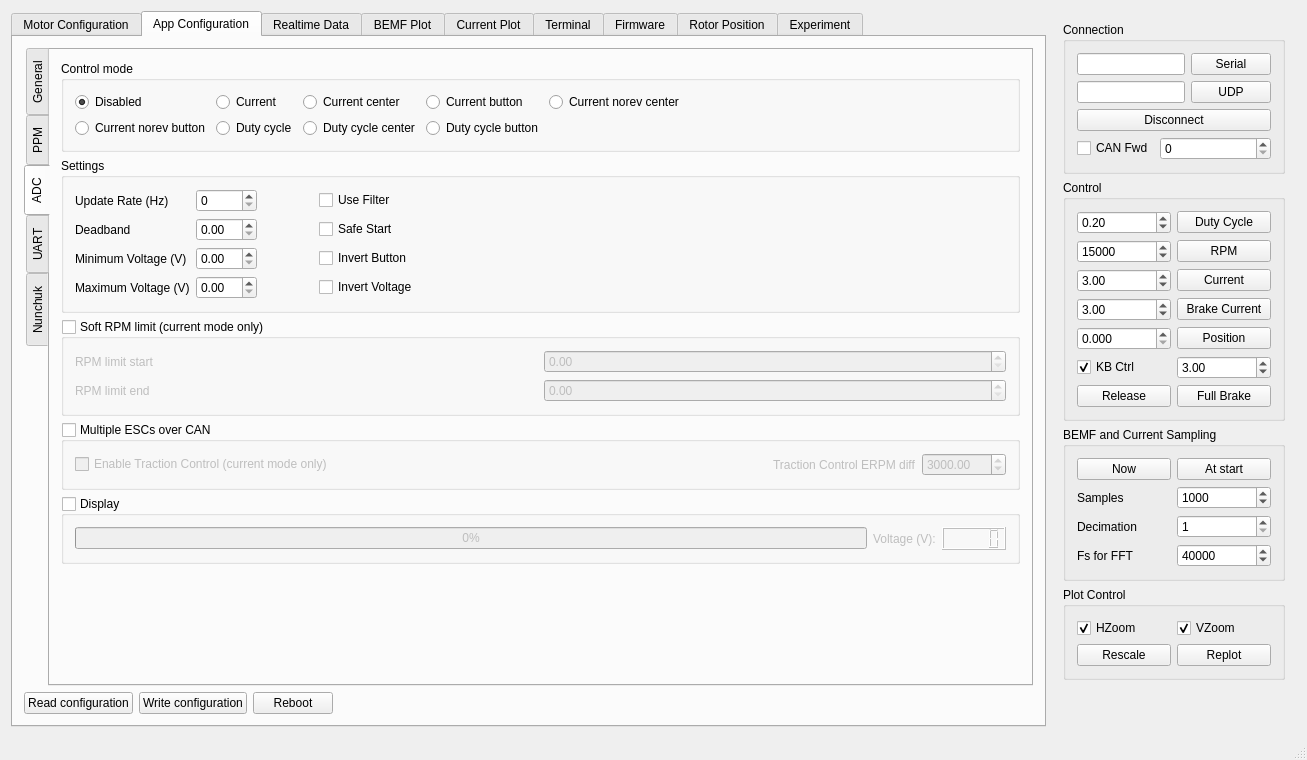
First picture: the form in mainwindow.ui, repository vedderb/bldc-tool, before the edit.
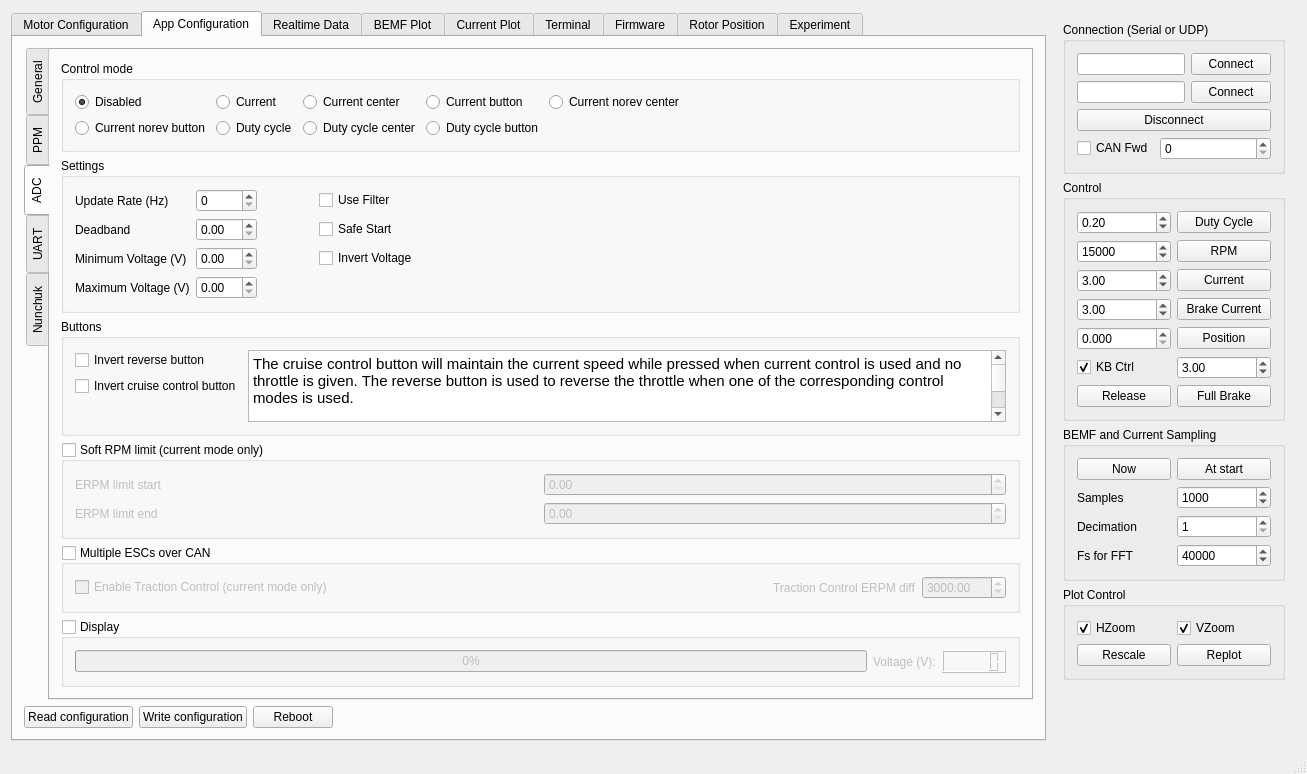
Second picture: the form after the edit. The open tabs and pages were chosen to show the change. Custom widgets are drawn as their Qt base class.

Diff of the .ui file:
```diff
--- a/mainwindow.ui
+++ b/mainwindow.ui
@@ -7,7 +7,7 @@
     <x>0</x>
     <y>0</y>
     <width>1307</width>
-    <height>760</height>
+    <height>771</height>
    </rect>
   </property>
   <property name="sizePolicy">
@@ -1168,6 +1168,12 @@
                <layout class="QHBoxLayout" name="horizontalLayout_39">
                 <item>
                  <widget class="QGroupBox" name="groupBox_15">
+                  <property name="sizePolicy">
+                   <sizepolicy hsizetype="Preferred" vsizetype="Fixed">
+                    <horstretch>0</horstretch>
+                    <verstretch>0</verstretch>
+                   </sizepolicy>
+                  </property>
                   <property name="title">
                    <string>Speed control</string>
                   </property>
@@ -1249,6 +1255,12 @@
                 </item>
                 <item>
                  <widget class="QGroupBox" name="groupBox_30">
+                  <property name="sizePolicy">
+                   <sizepolicy hsizetype="Preferred" vsizetype="Fixed">
+                    <horstretch>0</horstretch>
+                    <verstretch>0</verstretch>
+                   </sizepolicy>
+                  </property>
                   <property name="title">
                    <string>Position control</string>
                   </property>
@@ -1865,14 +1877,14 @@
                  <item row="0" column="0">
                   <widget class="QLabel" name="label_47">
                    <property name="text">
-                    <string>RPM limit start</string>
+                    <string>ERPM limit start</string>
                    </property>
                   </widget>
                  </item>
                  <item row="1" column="0">
                   <widget class="QLabel" name="label_48">
                    <property name="text">
-                    <string>RPM limit end</string>
+                    <string>ERPM limit end</string>
                    </property>
                   </widget>
                  </item>
@@ -2150,26 +2162,6 @@
                    </property>
                   </widget>
                  </item>
-                 <item row="2" column="3">
-                  <widget class="QCheckBox" name="appconfAdcInvertButtonBox">
-                   <property name="text">
-                    <string>Invert Button</string>
-                   </property>
-                  </widget>
-                 </item>
-                 <item row="0" column="4">
-                  <spacer name="horizontalSpacer_18">
-                   <property name="orientation">
-                    <enum>Qt::Horizontal</enum>
-                   </property>
-                   <property name="sizeHint" stdset="0">
-                    <size>
-                     <width>40</width>
-                     <height>20</height>
-                    </size>
-                   </property>
-                  </spacer>
-                 </item>
                  <item row="0" column="0">
                   <widget class="QLabel" name="label_78">
                    <property name="text">
@@ -2177,15 +2169,18 @@
                    </property>
                   </widget>
                  </item>
-                 <item row="1" column="3">
-                  <widget class="QCheckBox" name="appconfAdcSafeStartBox">
-                   <property name="toolTip">
-                    <string>&lt;html&gt;&lt;head/&gt;&lt;body&gt;&lt;p&gt;Don't give throttle unless the received output has been 0 for at leas 50 pulses. The counter is reset on boot, every time a new configuration is loaded and when a timeout occurs.&lt;/p&gt;&lt;/body&gt;&lt;/html&gt;</string>
+                 <item row="0" column="5">
+                  <spacer name="horizontalSpacer_18">
+                   <property name="orientation">
+                    <enum>Qt::Horizontal</enum>
                    </property>
-                   <property name="text">
-                    <string>Safe Start</string>
+                   <property name="sizeHint" stdset="0">
+                    <size>
+                     <width>40</width>
+                     <height>20</height>
+                    </size>
                    </property>
-                  </widget>
+                  </spacer>
                  </item>
                  <item row="1" column="0">
                   <widget class="QLabel" name="label_76">
@@ -2204,13 +2199,6 @@
                    </property>
                   </widget>
                  </item>
-                 <item row="3" column="3">
-                  <widget class="QCheckBox" name="appconfAdcInvertVoltageBox">
-                   <property name="text">
-                    <string>Invert Voltage</string>
-                   </property>
-                  </widget>
-                 </item>
                  <item row="0" column="3">
                   <widget class="QCheckBox" name="appconfAdcFilterBox">
                    <property name="toolTip">
@@ -2231,6 +2219,72 @@
                    </property>
                   </widget>
                  </item>
+                 <item row="1" column="3">
+                  <widget class="QCheckBox" name="appconfAdcSafeStartBox">
+                   <property name="toolTip">
+                    <string>&lt;html&gt;&lt;head/&gt;&lt;body&gt;&lt;p&gt;Don't give throttle unless the received output has been 0 for at leas 50 pulses. The counter is reset on boot, every time a new configuration is loaded and when a timeout occurs.&lt;/p&gt;&lt;/body&gt;&lt;/html&gt;</string>
+                   </property>
+                   <property name="text">
+                    <string>Safe Start</string>
+                   </property>
+                  </widget>
+                 </item>
+                 <item row="2" column="3">
+                  <widget class="QCheckBox" name="appconfAdcInvertVoltageBox">
+                   <property name="text">
+                    <string>Invert Voltage</string>
+                   </property>
+                  </widget>
+                 </item>
+                </layout>
+               </widget>
+              </item>
+              <item>
+               <widget class="QGroupBox" name="groupBox_36">
+                <property name="title">
+                 <string>Buttons</string>
+                </property>
+                <layout class="QGridLayout" name="gridLayout_35">
+                 <item row="2" column="0">
+                  <widget class="QCheckBox" name="appconfAdcInvertRevButtonBox">
+                   <property name="text">
+                    <string>Invert reverse button</string>
+                   </property>
+                  </widget>
+                 </item>
+                 <item row="3" column="0">
+                  <widget class="QCheckBox" name="appconfAdcInvertCcButtonBox">
+                   <property name="text">
+                    <string>Invert cruise control button</string>
+                   </property>
+                  </widget>
+                 </item>
+                 <item row="4" column="0">
+                  <spacer name="verticalSpacer_12">
+                   <property name="orientation">
+                    <enum>Qt::Vertical</enum>
+                   </property>
+                   <property name="sizeHint" stdset="0">
+                    <size>
+                     <width>20</width>
+                     <height>40</height>
+                    </size>
+                   </property>
+                  </spacer>
+                 </item>
+                 <item row="2" column="1" rowspan="3">
+                  <widget class="QTextBrowser" name="textBrowser_2">
+                   <property name="html">
+                    <string>&lt;!DOCTYPE HTML PUBLIC &quot;-//W3C//DTD HTML 4.0//EN&quot; &quot;http://www.w3.org/TR/REC-html40/strict.dtd&quot;&gt;
+&lt;html&gt;&lt;head&gt;&lt;meta name=&quot;qrichtext&quot; content=&quot;1&quot; /&gt;&lt;style type=&quot;text/css&quot;&gt;
+p, li { white-space: pre-wrap; }
+&lt;/style&gt;&lt;/head&gt;&lt;body style=&quot; font-family:'Ubuntu'; font-size:11pt; font-weight:400; font-style:normal;&quot;&gt;
+&lt;p style=&quot; margin-top:0px; margin-bottom:0px; margin-left:0px; margin-right:0px; -qt-block-indent:0; text-indent:0px;&quot;&gt;The cruise control button will maintain the current speed while pressed when current control is used and no throttle is given. The reverse button is used to reverse the throttle when one of the corresponding control modes is used.&lt;/p&gt;
+&lt;p style=&quot;-qt-paragraph-type:empty; margin-top:0px; margin-bottom:0px; margin-left:0px; margin-right:0px; -qt-block-indent:0; text-indent:0px;&quot;&gt;&lt;br /&gt;&lt;/p&gt;
+&lt;p style=&quot; margin-top:0px; margin-bottom:0px; margin-left:0px; margin-right:0px; -qt-block-indent:0; text-indent:0px;&quot;&gt;When only the ADC app is used, the TX pin is used for the cruise control button and the RX pin is used for the reverse button. When the ADC and UART apps are used at the same time, the servo input will be used as the button. In this case it will be used for the reverse button when a control mode with button is selected, otherwise it will be used for the cruise control button.&lt;/p&gt;&lt;/body&gt;&lt;/html&gt;</string>
+                   </property>
+                  </widget>
+                 </item>
                 </layout>
                </widget>
               </item>
@@ -2259,14 +2313,14 @@
                  <item row="0" column="0">
                   <widget class="QLabel" name="label_73">
                    <property name="text">
-                    <string>RPM limit start</string>
+                    <string>ERPM limit start</string>
                    </property>
                   </widget>
                  </item>
                  <item row="1" column="0">
                   <widget class="QLabel" name="label_74">
                    <property name="text">
-                    <string>RPM limit end</string>
+                    <string>ERPM limit end</string>
                    </property>
                   </widget>
                  </item>
@@ -2548,7 +2602,7 @@
                  <item row="1" column="0">
                   <widget class="QLabel" name="label_56">
                    <property name="text">
-                    <string>RPM limit start</string>
+                    <string>ERPM limit start</string>
                    </property>
                   </widget>
                  </item>
@@ -2582,7 +2636,7 @@
                  <item row="2" column="0">
                   <widget class="QLabel" name="label_55">
                    <property name="text">
-                    <string>RPM limit end</string>
+                    <string>ERPM limit end</string>
                    </property>
                   </widget>
                  </item>
@@ -3814,7 +3868,7 @@
        <item>
         <widget class="QGroupBox" name="groupBox_3">
          <property name="title">
-          <string>Connection</string>
+          <string>Connection (Serial or UDP)</string>
          </property>
          <layout class="QGridLayout" name="gridLayout_28">
           <item row="0" column="0" colspan="2">
@@ -3823,7 +3877,7 @@
           <item row="0" column="2">
            <widget class="QPushButton" name="serialConnectButton">
             <property name="text">
-             <string>Serial</string>
+             <string>Connect</string>
             </property>
            </widget>
           </item>
@@ -3833,7 +3887,7 @@
           <item row="1" column="2">
            <widget class="QPushButton" name="udpConnectButton">
             <property name="text">
-             <string>UDP</string>
+             <string>Connect</string>
             </property>
            </widget>
           </item>
@@ -3872,7 +3926,7 @@
              <double>1.000000000000000</double>
             </property>
             <property name="singleStep">
-             <double>0.050000000000000</double>
+             <double>0.010000000000000</double>
             </property>
             <property name="value">
              <double>0.200000000000000</double>
```
